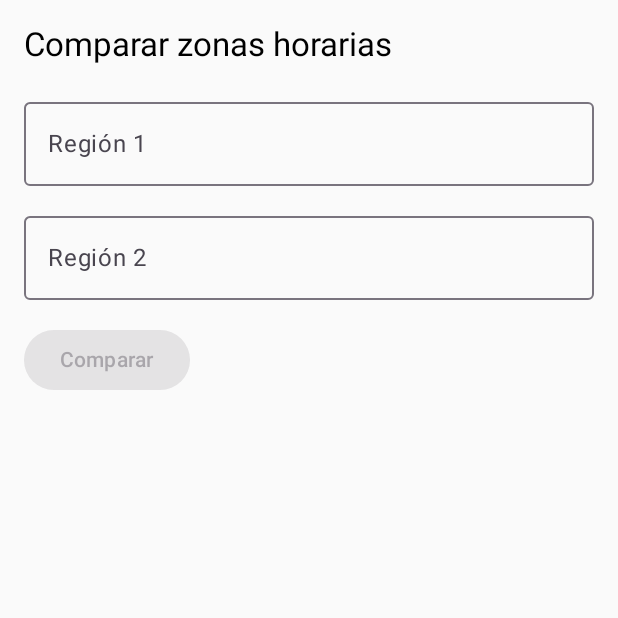
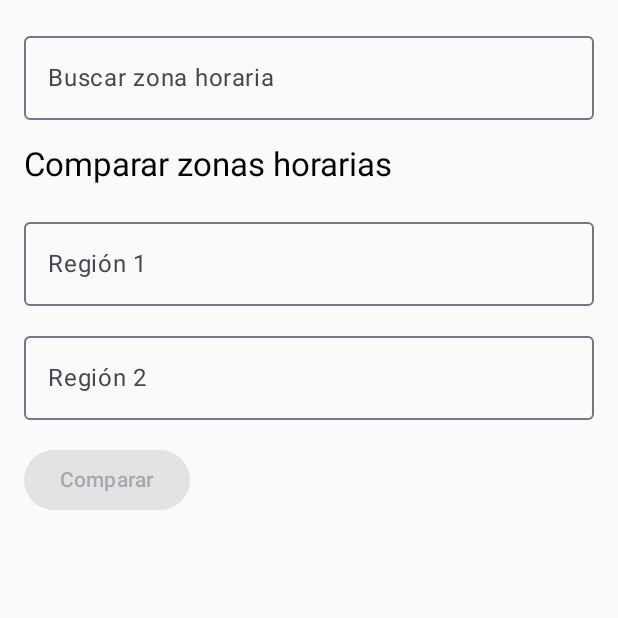
Before and after one commit to JoseM656/BubbleTime, an Android app built with Jetpack Compose: the screen it shows after launch (MainActivity), on a phone screen of 412 x 824 dp, the top half of it. Run offline under Robolectric (Android 15) with nearby library versions, the phone set to English and light mode, and no system bars.

Commit message:
Barra de busqueda

```diff
--- a/app/src/main/java/com/example/bubbletime/MainActivity.kt
+++ b/app/src/main/java/com/example/bubbletime/MainActivity.kt
@@ -10,7 +10,7 @@ import androidx.compose.ui.Modifier
 import androidx.compose.ui.unit.dp
 import com.example.bubbletime.data.DateTimeCollector
 import com.example.bubbletime.model.Bubble
-import com.example.bubbletime.screens.TimeZoneSelector
+import com.example.bubbletime.screens.TimeZoneSearchBar
 import androidx.compose.foundation.clickable
 
 
@@ -26,14 +26,37 @@ class MainActivity : ComponentActivity() {
 
 @Composable
 fun BubbleTimeApp() {
+
     var region1 by remember { mutableStateOf("") }
     var region2 by remember { mutableStateOf("") }
+
+    // ¿Qué campo se está editando actualmente?
+    var selectedField by remember { mutableStateOf<String?>(null) }
+
+    // Resultado final
     var result by remember { mutableStateOf("") }
 
-    // Controlan si se muestra el selector
-    var showSelectorFor by remember { mutableStateOf<String?>(null) }
+    // Zona actualmente elegida desde la barra superior
+    var selectedZone by remember { mutableStateOf("") }
 
     Column(Modifier.padding(16.dp)) {
+
+        // -------------------------
+        //  BARRA SUPERIOR DE BUSQUEDA
+        // -------------------------
+        TimeZoneSearchBar(
+            onZoneSelected = { zone ->
+                selectedZone = zone
+
+                if (selectedField == "region1") region1 = zone
+                if (selectedField == "region2") region2 = zone
+
+                selectedField = null // cerrar selección
+            }
+        )
+
+        Spacer(Modifier.height(16.dp))
+
 
         Text("Comparar zonas horarias", style = MaterialTheme.typography.titleLarge)
         Spacer(Modifier.height(16.dp))
@@ -41,10 +64,10 @@ fun BubbleTimeApp() {
         // ---- CAMPO 1 ----
         OutlinedTextField(
             value = region1,
-            onValueChange = { },
+            onValueChange = {},
             modifier = Modifier
                 .fillMaxWidth()
-                .clickable { showSelectorFor = "region1" },
+                .clickable { selectedField = "region1" },
             readOnly = true,
             label = { Text("Región 1") },
             placeholder = { Text("Elegir zona horaria") }
@@ -55,10 +78,10 @@ fun BubbleTimeApp() {
         // ---- CAMPO 2 ----
         OutlinedTextField(
             value = region2,
-            onValueChange = { },
+            onValueChange = {},
             modifier = Modifier
                 .fillMaxWidth()
-                .clickable { showSelectorFor = "region2" },
+                .clickable { selectedField = "region2" },
             readOnly = true,
             label = { Text("Región 2") },
             placeholder = { Text("Elegir zona horaria") }
@@ -91,20 +114,5 @@ fun BubbleTimeApp() {
 
         Spacer(Modifier.height(16.dp))
         Text(result)
-
-        // ------ SELECTOR ------
-        if (showSelectorFor != null) {
-            AlertDialog(
-                onDismissRequest = { showSelectorFor = null },
-                confirmButton = {},
-                text = {
-                    TimeZoneSelector { selected ->
-                        if (showSelectorFor == "region1") region1 = selected
-                        if (showSelectorFor == "region2") region2 = selected
-                        showSelectorFor = null
-                    }
-                }
-            )
-        }
     }
 }
--- a/app/src/main/java/com/example/bubbletime/screens/TimeZoneSelector.kt
+++ b/app/src/main/java/com/example/bubbletime/screens/TimeZoneSelector.kt
@@ -11,31 +11,44 @@ import androidx.compose.ui.unit.dp
 import java.time.ZoneId
 
 @Composable
-fun TimeZoneSelector(onZoneSelected: (String) -> Unit) {
+fun TimeZoneSearchBar(onZoneSelected: (String) -> Unit) {
 
-    var searchQuery by remember { mutableStateOf("") }
+    var query by remember { mutableStateOf("") }
 
-    val allZones = remember { ZoneId.getAvailableZoneIds().toList().sorted() }
-    val filteredZones = allZones.filter { it.contains(searchQuery, ignoreCase = true) }
+    val allZones = remember { ZoneId.getAvailableZoneIds().sorted().toList() }
+    val filteredZones = remember(query) {
+        allZones.filter { it.contains(query, ignoreCase = true) }
+    }
 
-    Column(Modifier.fillMaxSize().padding(16.dp)) {
+    Column {
 
-        TextField(
-            value = searchQuery,
-            onValueChange = { searchQuery = it },
+        // ---- SEARCHBAR ----
+        OutlinedTextField(
+            value = query,
+            onValueChange = { query = it },
+            modifier = Modifier.fillMaxWidth(),
             label = { Text("Buscar zona horaria") },
-            modifier = Modifier.fillMaxWidth()
+            placeholder = { Text("Ej: America/Argentina/Buenos_Aires") }
         )
 
-        Spacer(modifier = Modifier.height(16.dp))
+        // ---- LISTA SOLO SI SE ESCRIBE ----
+        if (query.isNotBlank()) {
+            Spacer(Modifier.height(8.dp))
 
-        LazyColumn {
+            LazyColumn(
+                modifier = Modifier
+                    .fillMaxWidth()
+                    .height(250.dp) // Evita scroll infinito
+            ) {
                 items(filteredZones) { zone ->
                     Text(
                         text = zone,
                         modifier = Modifier
                             .fillMaxWidth()
-                        .clickable { onZoneSelected(zone) }
+                            .clickable {
+                                onZoneSelected(zone)
+                                query = "" // Ocultar lista
+                            }
                             .padding(12.dp)
                     )
                     Divider()
@@ -43,3 +56,4 @@ fun TimeZoneSelector(onZoneSelected: (String) -> Unit) {
             }
         }
     }
+}
```
Lines whose indentation alone changed are shown as unchanged.
